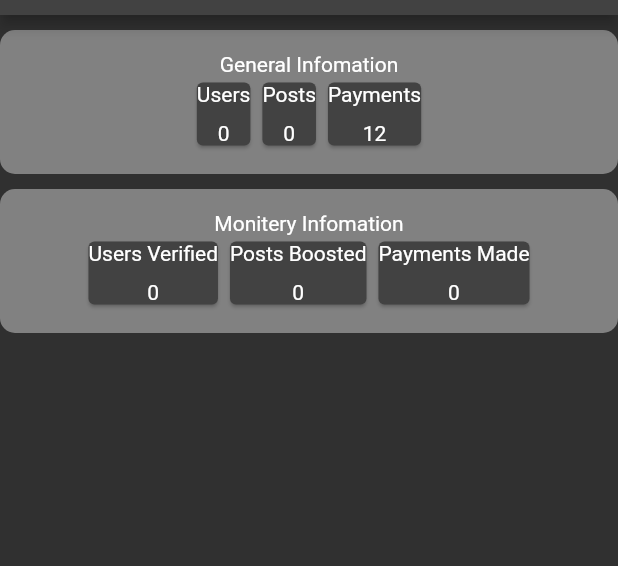
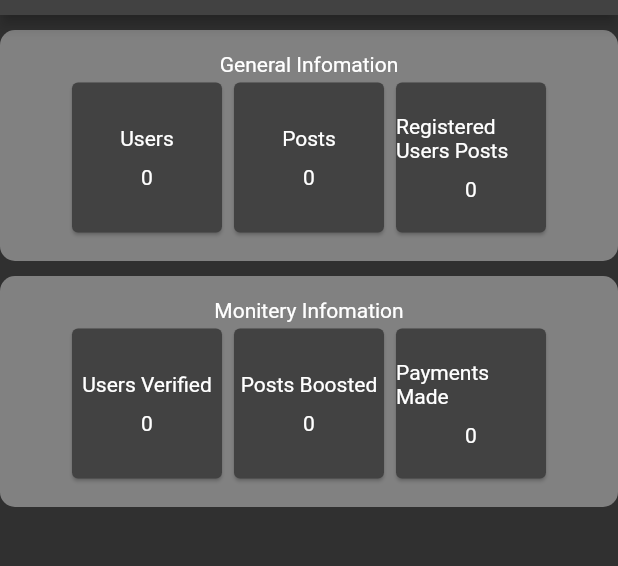
Before and after one commit to willhitman/dummy, a Flutter app: the AdminView screen opened directly, on a phone screen of 412 x 824 dp, the part 69-635 px from its top. Run offline on Flutter 3.47's test engine with Material 2 defaults, Android fonts, the phone set to English and light mode, and no system bars; our stand-ins replace cached_network_image, cloud_firestore, file_picker, firebase_auth, firebase_core, firebase_storage and 5 more; accounts and stored records are empty.

```diff
--- a/lib/pages/admin/admin.dart
+++ b/lib/pages/admin/admin.dart
@@ -66,7 +66,11 @@ userCount(){
                         children: [
 
                           Card(
+                            child: SizedBox(
+                              height: 100,
+                              width: 100,
                               child: Column(
+                                mainAxisAlignment: MainAxisAlignment.center,
                                 children: [
                                   Text("Users"),
                                   SizedBox(height: 10,),
@@ -74,8 +78,13 @@ userCount(){
                                 ],
                               ),
                             ),
+                          ),
                           Card(
+                            child: SizedBox(
+                              height: 100,
+                              width: 100,
                               child: Column(
+                                mainAxisAlignment: MainAxisAlignment.center,
                                 children: [
                                   Text("Posts"),
                                   SizedBox(height: 10,),
@@ -83,13 +92,21 @@ userCount(){
                                 ],
                               ),
                             ),
+                          ),
                           Card(
+                            child: Center(
+                              child: SizedBox(
+                                height: 100,
+                                width: 100,
                                 child: Column(
+                                  mainAxisAlignment: MainAxisAlignment.center,
                                   children: [
-                                Text("Payments"),
+                                    Text("Registered Users Posts", ),
                                     SizedBox(height: 10,),
-                                Text("12")
+                                    Text(regPostInt().toString())
                                   ],
+                                ),
+                              ),
                             ),
                           )
                         ],
@@ -123,30 +140,45 @@ userCount(){
                       children: [
 
                         Card(
+                          child: SizedBox(
+                            height: 100,
+                            width: 100,
                             child: Column(
+                              mainAxisAlignment: MainAxisAlignment.center,
                               children: [
-                              Text("Users Verified"),
-                              SizedBox(height: 10,),
+                                const Text("Users Verified"),
+                                const SizedBox(height: 10,),
                                 Text(userRegInt().toString())
                               ],
                             ),
                           ),
+                        ),
                         Card(
+                          child: SizedBox(
+                            height: 100,
+                            width: 100,
                             child: Column(
+                              mainAxisAlignment: MainAxisAlignment.center,
                               children: [
-                              Text("Posts Boosted"),
-                              SizedBox(height: 10,),
+                                const Text("Posts Boosted"),
+                                const SizedBox(height: 10,),
                                 Text(postBoostInt().toString())
                               ],
                             ),
                           ),
+                        ),
                         Card(
+                          child: SizedBox(
+                            height: 100,
+                            width: 100,
                             child: Column(
+                              mainAxisAlignment: MainAxisAlignment.center,
                               children: [
-                              Text("Payments Made"),
-                              SizedBox(height: 10,),
+                                const Center(child: Text("Payments Made")),
+                                const SizedBox(height: 10,),
                                 Text(postPayInt().toString())
                               ],
+                            ),
                           ),
                         )
                       ],
@@ -245,4 +277,21 @@ String userCountInt() {
     });
     return postPay;
   }
+
+  //registered posts count
+  getRegPosts() async{
+    String reg = await DatabaseService().getRegPostCount();
+    return reg;
   }
+  String regPost = "";
+  String regPostInt() {
+    getRegPosts().then((count){
+      setState(() {
+        regPost = count;
+        print(count);
+      });
+      // print(regPost);
+    });
+    return regPost;
+  }
+}
--- a/lib/services/database_service.dart
+++ b/lib/services/database_service.dart
@@ -326,6 +326,12 @@ class DatabaseService {
     await userCollection.where("reg", isEqualTo: true).count().get();
     return query.count.toString();
   }
+  //Registered users posts
+  getRegPostCount() async {
+    AggregateQuerySnapshot query =
+    await postCollection.where("reg", isEqualTo: true).count().get();
+    return query.count.toString();
+  }
 
   getBoostPostCount() async {
     AggregateQuerySnapshot query =
```
Lines whose indentation alone changed are shown as unchanged.
